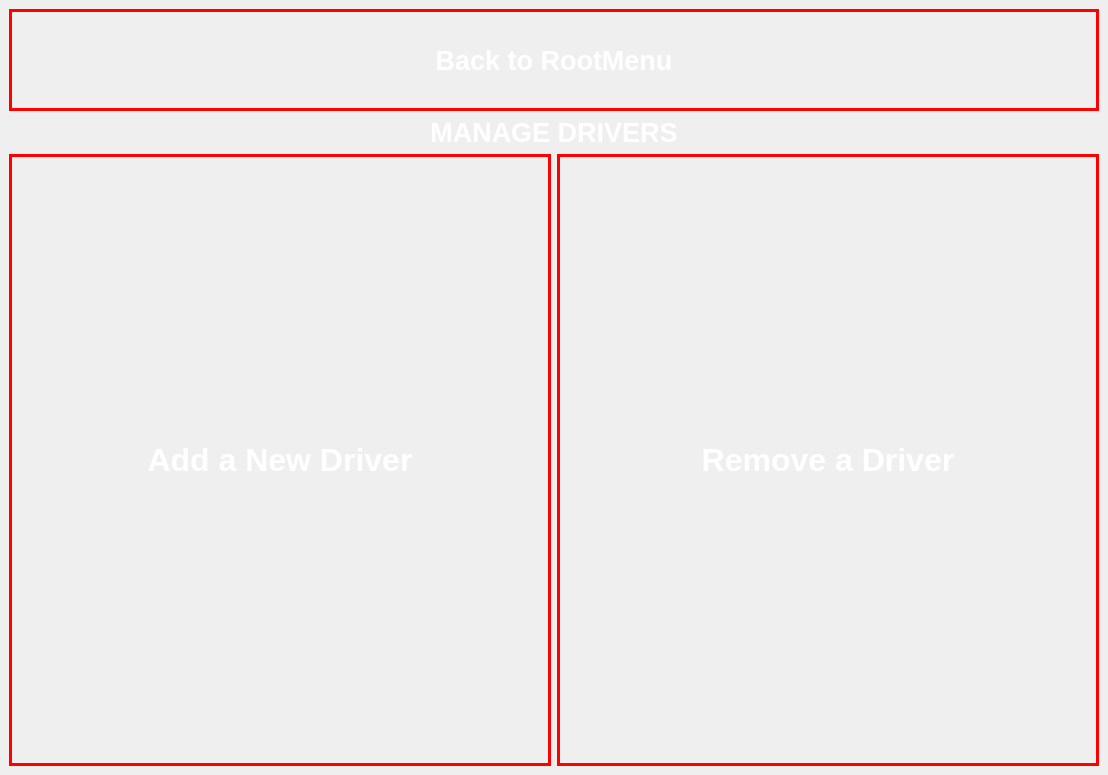
Phasor2/Anti-theft-and-Collision-Detection-Program, file manage_drivers.ui: the form before one commit.
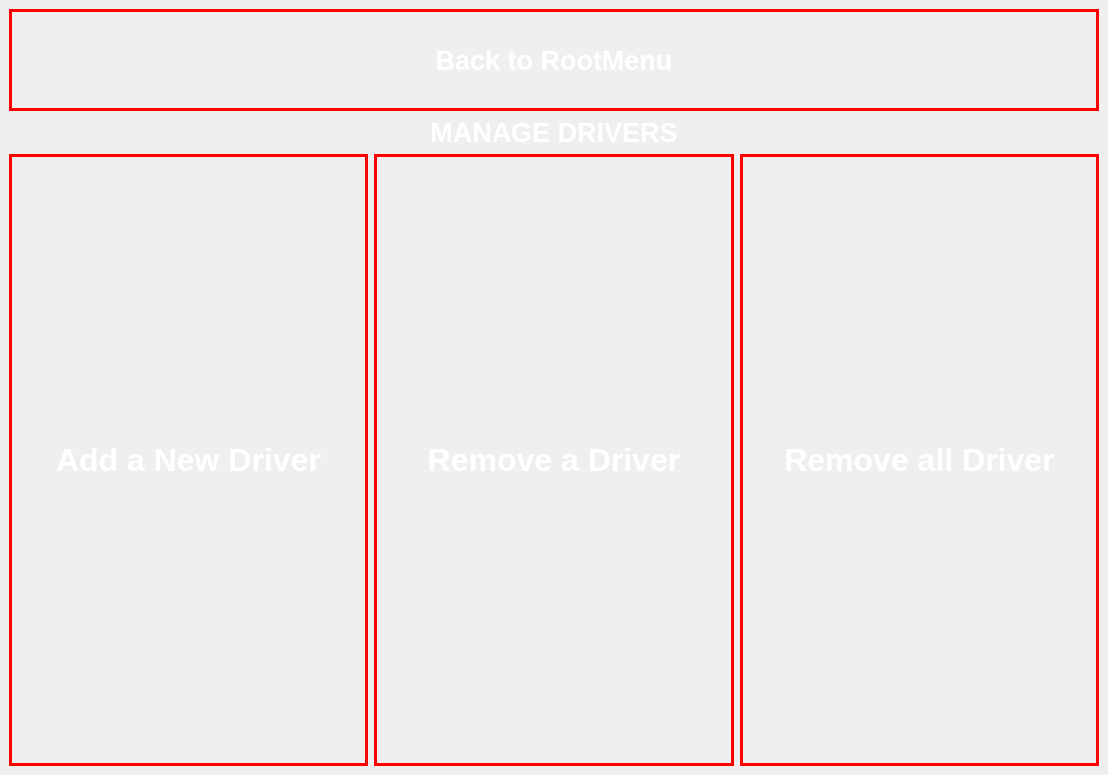
The form after the commit. Icons and pictures are not drawn.

Patch:
```diff
--- a/manage_drivers.ui
+++ b/manage_drivers.ui
@@ -125,6 +125,30 @@
         </property>
        </widget>
       </item>
+      <item>
+       <widget class="QPushButton" name="remove_all">
+        <property name="sizePolicy">
+         <sizepolicy hsizetype="Preferred" vsizetype="Preferred">
+          <horstretch>0</horstretch>
+          <verstretch>0</verstretch>
+         </sizepolicy>
+        </property>
+        <property name="font">
+         <font>
+          <pointsize>24</pointsize>
+          <weight>75</weight>
+          <bold>true</bold>
+         </font>
+        </property>
+        <property name="styleSheet">
+         <string notr="true">color: white;
+border: 3px solid red;</string>
+        </property>
+        <property name="text">
+         <string>Remove all Driver</string>
+        </property>
+       </widget>
+      </item>
      </layout>
     </item>
    </layout>
```
